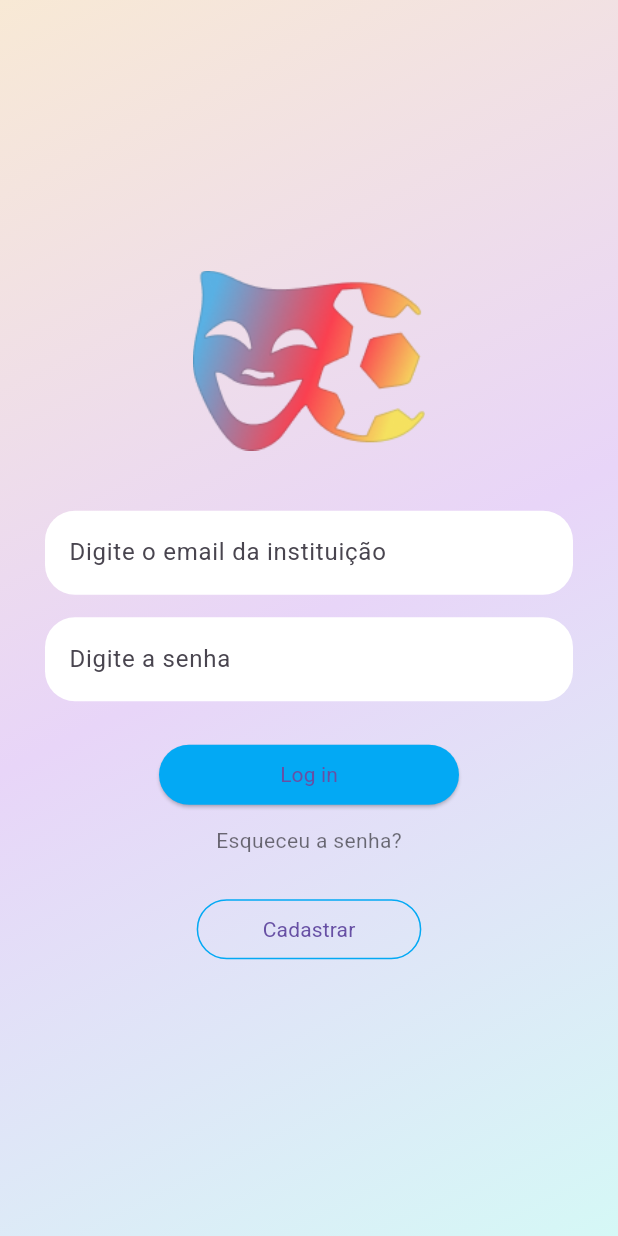
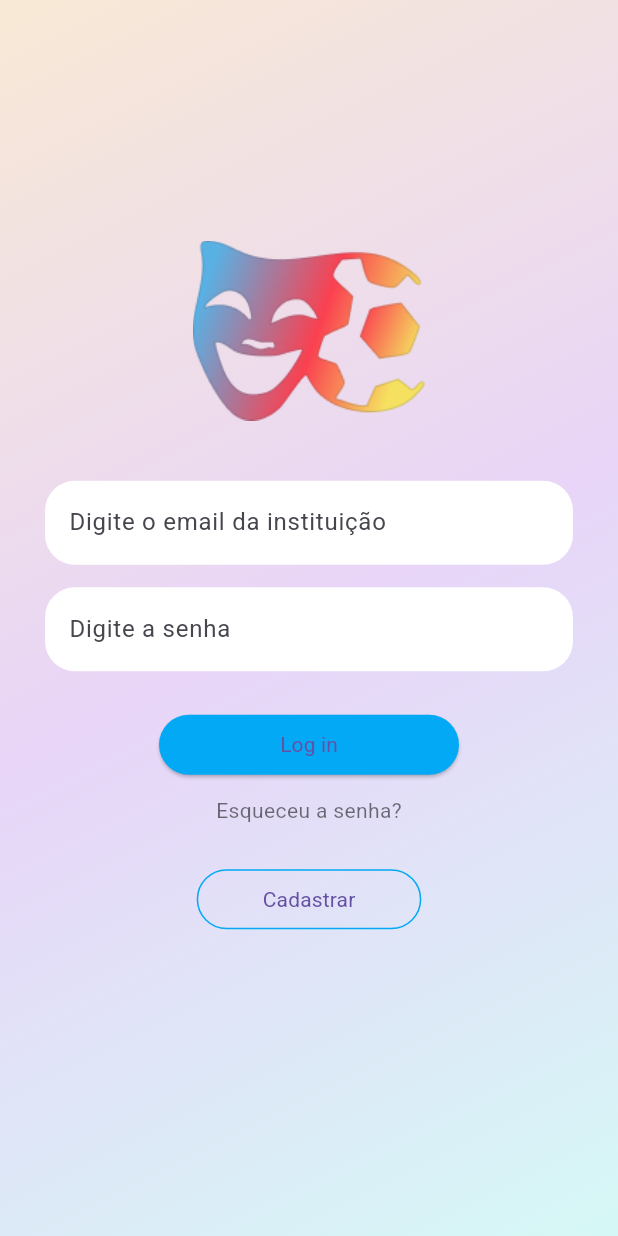
Before and after one commit to OdilioCarneiro/APEC, a Flutter app: the LoginScreen screen opened directly, on a phone screen of 412 x 824 dp. Run offline on Flutter 3.47's test engine with Material 3 defaults, Android fonts, the phone set to English and light mode, and no system bars; our stand-ins replace curved_navigation_bar, flutter_svg, go_router.

Commit message:
InstituiçãoPage toda atualizada

```diff
--- a/apec/lib/pages/InstitPage.dart
+++ b/apec/lib/pages/InstitPage.dart
@@ -1,13 +1,9 @@
 import 'package:flutter/material.dart';
 
-
-void main() {
-}
-
+void main() {}
 
 class InstitPage extends StatelessWidget {
   const InstitPage({super.key});
-
 
   @override
   Widget build(BuildContext context) {
@@ -18,14 +14,11 @@ class InstitPage extends StatelessWidget {
   }
 }
 
-
 class LoginScreen extends StatelessWidget {
   const LoginScreen({super.key});
 
-
   @override
   Widget build(BuildContext context) {
-    final screenHeight = MediaQuery.of(context).size.height;
     return Scaffold(
       body: Container(
         decoration: const BoxDecoration(
@@ -40,24 +33,26 @@ class LoginScreen extends StatelessWidget {
           ),
         ),
         child: SafeArea(
-          child: SingleChildScrollView(
+          child: LayoutBuilder(
+            builder: (context, constraints) {
+              return SingleChildScrollView(
                 child: ConstrainedBox(
                   constraints: BoxConstraints(
-                minHeight: screenHeight,
+                    minHeight: constraints.maxHeight,
                   ),
+                  child: IntrinsicHeight(
+                    child: Center(
                       child: Column(
                         mainAxisAlignment: MainAxisAlignment.center,
                         children: [
-
-              // IMAGEM DO LOGO
+                          // LOGO
                           Image.asset(
                             'assets/Logo.png',
                             height: 120,
                           ),
                           const SizedBox(height: 40),
 
-
-              // CAMPO EMAIL
+                          // EMAIL
                           Padding(
                             padding: const EdgeInsets.symmetric(horizontal: 30),
                             child: TextField(
@@ -74,8 +69,7 @@ class LoginScreen extends StatelessWidget {
                           ),
                           const SizedBox(height: 15),
 
-
-              // CAMPO SENHA
+                          // SENHA
                           Padding(
                             padding: const EdgeInsets.symmetric(horizontal: 30),
                             child: TextField(
@@ -93,7 +87,6 @@ class LoginScreen extends StatelessWidget {
                           ),
                           const SizedBox(height: 25),
 
-
                           // BOTÃO LOGIN
                           SizedBox(
                             width: 200,
@@ -110,14 +103,12 @@ class LoginScreen extends StatelessWidget {
                           ),
                           const SizedBox(height: 10),
 
-
-              // TEXTO "ESQUECEU A SENHA?"
+                          // ESQUECEU A SENHA
                           const Text(
                             "Esqueceu a senha?",
                             style: TextStyle(color: Colors.black54),
                           ),
                           const SizedBox(height: 25),
-
 
                           // BOTÃO CADASTRAR
                           OutlinedButton(
@@ -133,9 +124,15 @@ class LoginScreen extends StatelessWidget {
                               child: Text("Cadastrar"),
                             ),
                           ),
+
+                          const SizedBox(height: 40),
                         ],
                       ),
                     ),
+                  ),
+                ),
+              );
+            },
           ),
         ),
       ),
```
Lines whose indentation alone changed are shown as unchanged.
